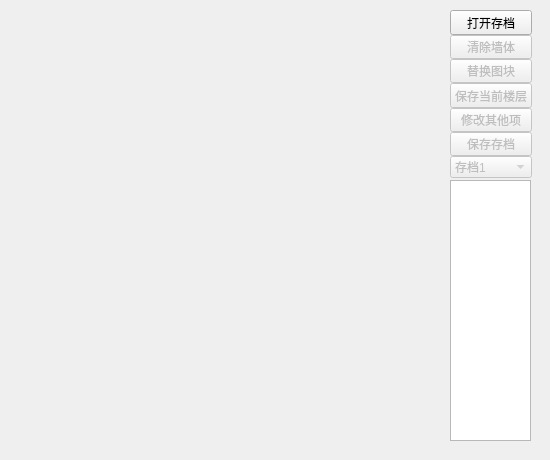
Above: savemain.ui from cfwnico/xinSavedataEditor before the change. Below: the same form after it.
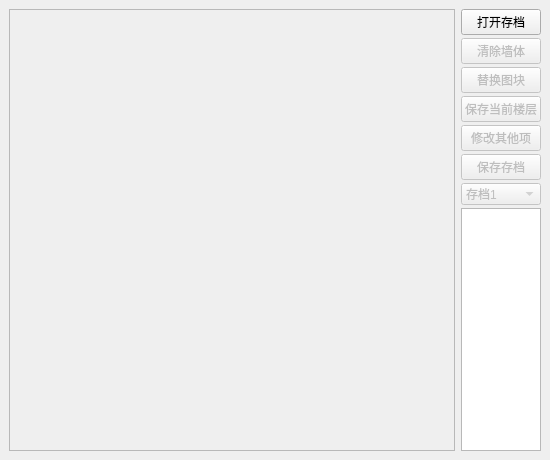
That is the form after the change.

Commit message: 增加缩放窗口功能

```diff
--- a/savemain.ui
+++ b/savemain.ui
@@ -16,28 +16,48 @@
     <height>460</height>
    </size>
   </property>
-  <property name="maximumSize">
-   <size>
-    <width>550</width>
-    <height>460</height>
-   </size>
-  </property>
   <property name="windowTitle">
    <string>新新魔塔存档编辑器 V1.0</string>
   </property>
   <widget class="QWidget" name="centralwidget">
-   <widget class="QWidget" name="layoutWidget">
-    <property name="geometry">
-     <rect>
-      <x>450</x>
-      <y>10</y>
-      <width>82</width>
-      <height>168</height>
-     </rect>
-    </property>
+   <layout class="QHBoxLayout" name="horizontalLayout" stretch="20,1">
+    <item>
+     <widget class="QFrame" name="frame">
+      <property name="minimumSize">
+       <size>
+        <width>416</width>
+        <height>416</height>
+       </size>
+      </property>
+      <property name="frameShape">
+       <enum>QFrame::StyledPanel</enum>
+      </property>
+      <property name="frameShadow">
+       <enum>QFrame::Raised</enum>
+      </property>
+      <layout class="QGridLayout" name="gridLayout">
+       <property name="leftMargin">
+        <number>0</number>
+       </property>
+       <property name="topMargin">
+        <number>0</number>
+       </property>
+       <property name="rightMargin">
+        <number>0</number>
+       </property>
+       <property name="bottomMargin">
+        <number>0</number>
+       </property>
+       <property name="spacing">
+        <number>0</number>
+       </property>
+      </layout>
+     </widget>
+    </item>
+    <item>
     <layout class="QVBoxLayout" name="verticalLayout">
      <property name="spacing">
-      <number>0</number>
+       <number>3</number>
      </property>
      <item>
       <widget class="QPushButton" name="openfile_button">
@@ -123,34 +143,12 @@
        </item>
       </widget>
      </item>
-    </layout>
-   </widget>
-   <widget class="QLabel" name="label_bg">
-    <property name="geometry">
-     <rect>
-      <x>20</x>
-      <y>20</y>
-      <width>416</width>
-      <height>416</height>
-     </rect>
-    </property>
-    <property name="text">
-     <string/>
-    </property>
-    <property name="buddy">
-     <cstring>label_bg</cstring>
-    </property>
-   </widget>
-   <widget class="QListWidget" name="floor_widget">
-    <property name="geometry">
-     <rect>
-      <x>450</x>
-      <y>180</y>
-      <width>81</width>
-      <height>261</height>
-     </rect>
-    </property>
-   </widget>
+      <item>
+       <widget class="QListWidget" name="floor_widget"/>
+      </item>
+     </layout>
+    </item>
+   </layout>
   </widget>
  </widget>
  <resources/>
```
Lines whose indentation alone changed are shown as unchanged. The commit also changes 4 other files.
